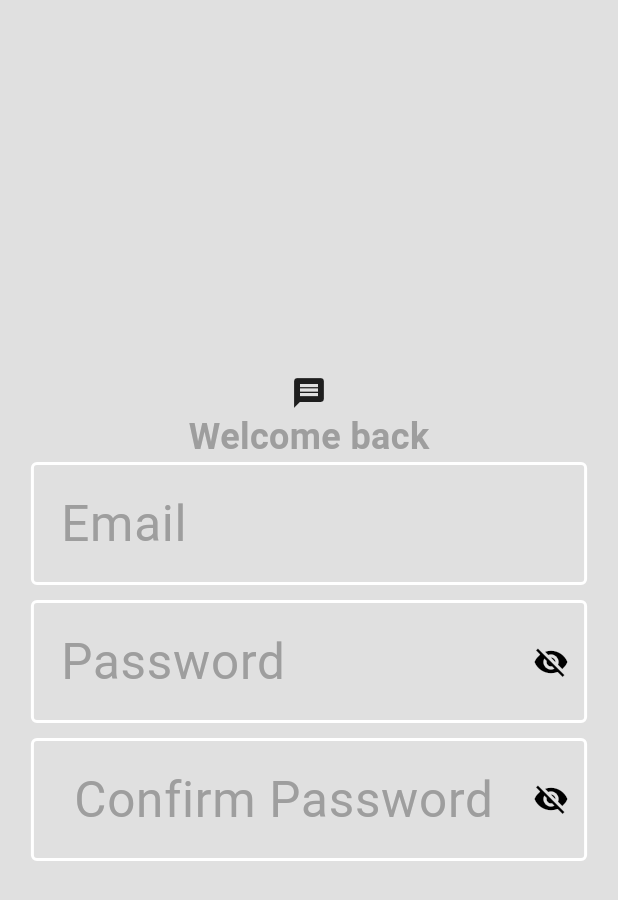
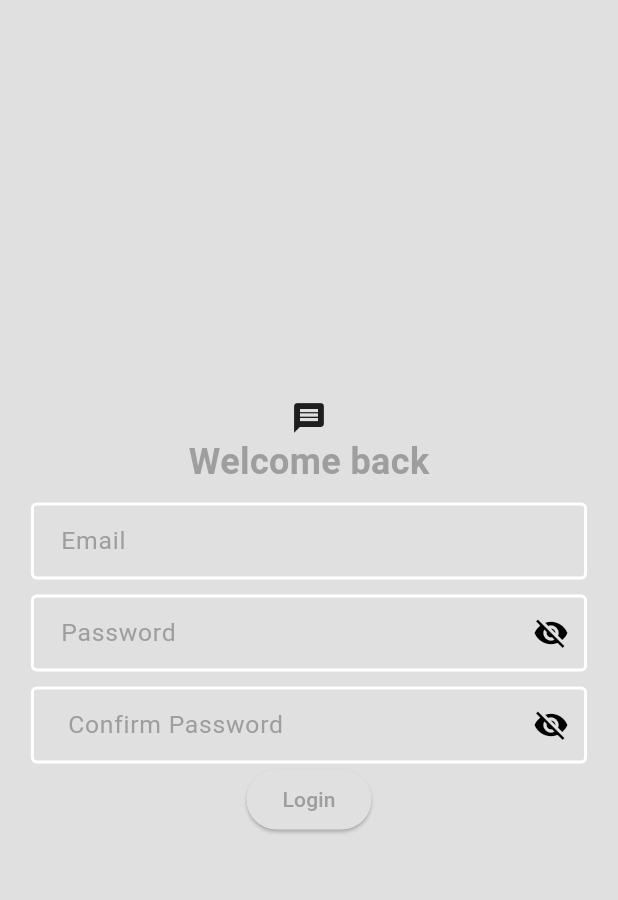
Before and after one commit to Nutan-Kum12/chat_app, a Flutter app: the screen it shows after launch, on a phone screen of 412 x 824 dp. Shown: the top 900 px of the screen. Run offline on Flutter 3.47's test engine with Material 3 defaults, Android fonts, the phone set to English and light mode, and no system bars.

Commit message:
Added Textfield and Buttom

```diff
--- a/lib/components/my_textfield.dart
+++ b/lib/components/my_textfield.dart
@@ -3,11 +3,13 @@ import 'package:flutter/material.dart';
 class MyTextfield extends StatefulWidget {
   final String hintText;
   final bool isPassword;
+  final TextEditingController controller;
 
   const MyTextfield({
     super.key,
-    this.hintText = '',
+    required this.hintText,
     this.isPassword = false,
+    required this.controller ,
   });
 
   @override
@@ -30,10 +32,10 @@ class _MyTextfieldState extends State<MyTextfield> {
             hintText: widget.hintText,
             hintStyle: TextStyle(
               color: Theme.of(context).colorScheme.primary.withValues(),
-              fontSize:screenHeight * 0.04,
+              fontSize:screenHeight * 0.02,
             ),
             contentPadding: EdgeInsets.symmetric(
-              vertical: screenHeight * 0.02,
+              vertical: screenHeight * 0.016,
               horizontal:16,
             ),
             enabledBorder: OutlineInputBorder(
--- a/lib/main.dart
+++ b/lib/main.dart
@@ -14,7 +14,8 @@ class MyApp extends StatelessWidget {
       debugShowCheckedModeBanner: false,
       title: 'Flutter Demo',
       theme: lightMode,
-      home: LoginPage(),
+      home: LoginPage(
+      ),
     );
   }
 }
--- /dev/null
+++ b/lib/pages/home_page.dart
@@ -0,0 +1,10 @@
+import 'package:flutter/material.dart';
+
+class HomePage extends StatelessWidget {
+  const HomePage({super.key});
+
+  @override
+  Widget build(BuildContext context) {
+    return const Placeholder();
+  }
+}
--- a/lib/pages/login_page.dart
+++ b/lib/pages/login_page.dart
@@ -1,9 +1,12 @@
 import 'package:flutter/material.dart';
 import 'package:provider_tutorial/components/my_textfield.dart';
+import 'package:provider_tutorial/pages/home_page.dart';
 
 class LoginPage extends StatefulWidget {
-  const LoginPage({super.key});
+  final TextEditingController _emailController=TextEditingController();
+  final TextEditingController _pwController=TextEditingController();
 
+  LoginPage({super.key});
   @override
   State<LoginPage> createState() => _LoginPageState();
 }
@@ -30,22 +33,32 @@ class _LoginPageState extends State<LoginPage> {
               color: Theme.of(context).colorScheme.primary,
             ),
           ),
+          SizedBox(height: 10),
           MyTextfield(
           hintText: 'Email',
-
+          isPassword: false,
+          controller: widget._emailController,
           ),
           SizedBox(height: 10),
           MyTextfield(
           hintText: 'Password',
           isPassword: true,
+          controller: widget._pwController,
           ),
           SizedBox(height: 10),
           MyTextfield(
           hintText: ' Confirm Password',
           isPassword: true,
+          controller: widget._pwController,
           ),
           // email text field
           // password text field
+
+          ElevatedButton(onPressed:()
+          {
+            Navigator.push(context, MaterialPageRoute(builder:(context)=>HomePage()));
+          },
+          child:Text('Login')),
           // login button
           // register button
         ],),
```
Also changed, not shown: 4 other files.
